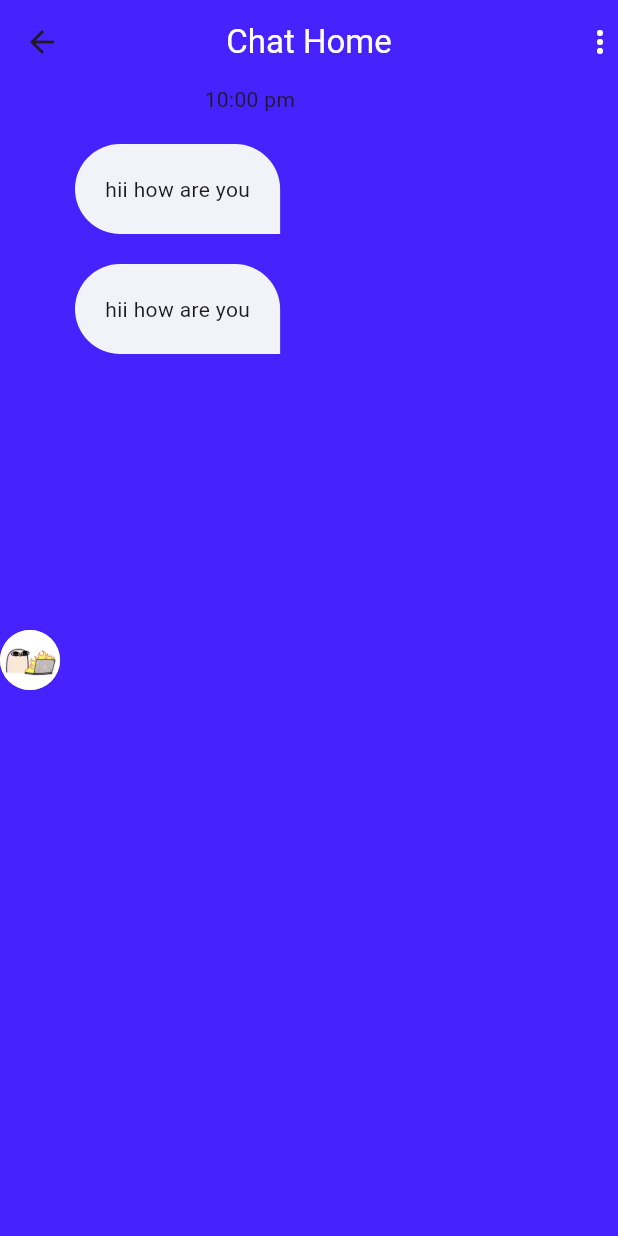
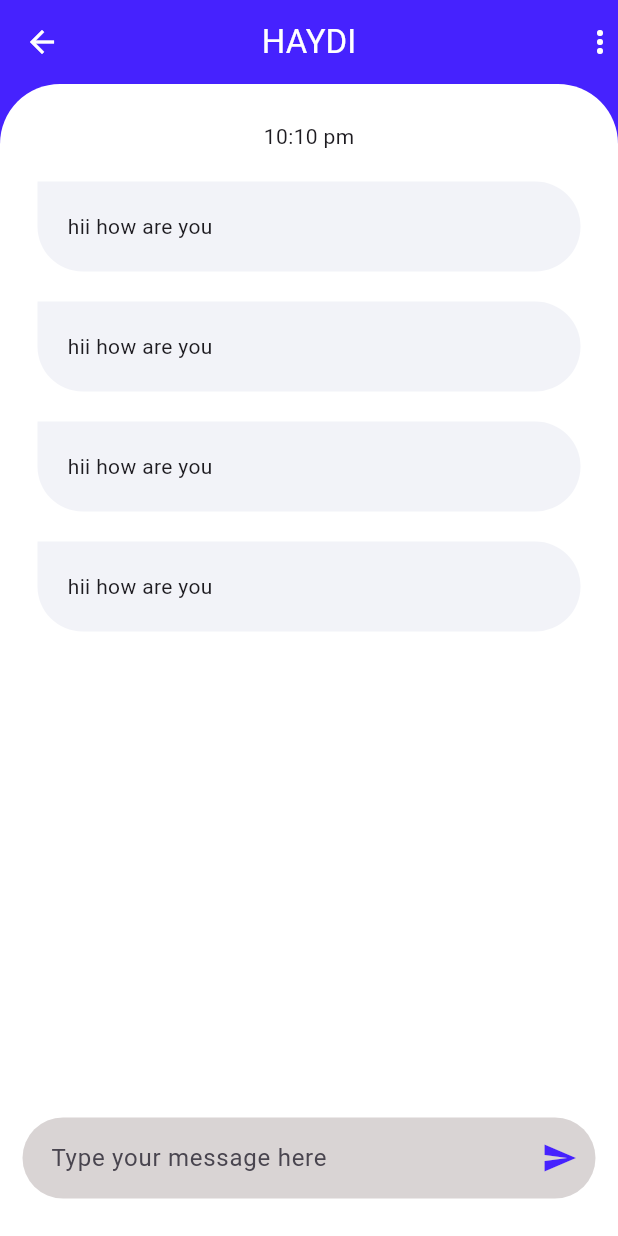
Before and after one commit to haydiiii/Chat_app_, a Flutter app: the ChatHome screen opened directly, on a phone screen of 412 x 824 dp. Run offline on Flutter 3.47's test engine with Material 3 defaults, Android fonts, the phone set to English and light mode, and no system bars.

Commit message:
another commit

```diff
--- a/chat_app/lib/Widgets/box_input_msg.dart
+++ /dev/null
@@ -1,33 +0,0 @@
-import 'package:flutter/material.dart';
-
-class MessageInputBox extends StatefulWidget {
-  @override
-  _MessageInputBoxState createState() => _MessageInputBoxState();
-}
-
-class _MessageInputBoxState extends State<MessageInputBox> {
-  @override
-  Widget build(BuildContext context) {
-    return Container(
-      padding: EdgeInsets.all(16.0),
-      child: Row(
-        children: [
-          Expanded(
-            child: TextField(
-              decoration: InputDecoration(
-                hintText: 'Type your message...',
-                border: OutlineInputBorder(),
-              ),
-            ),
-          ),
-          SizedBox(width: 16.0),
-          IconButton(
-            icon: Icon(Icons.send),
-            onPressed: () {
-            },
-          ),
-        ],
-      ),
-    );
-  }
-}
--- /dev/null
+++ b/chat_app/lib/Widgets/message_box.dart
@@ -0,0 +1,25 @@
+import 'package:chat_app/colors.dart';
+import 'package:flutter/material.dart';
+
+class MessageBox extends StatelessWidget {
+  const MessageBox({
+    super.key, required this.message,
+  });
+  final String message;
+
+  @override
+  Widget build(BuildContext context) {
+    return Container(
+      //alignment: Alignment.centerLeft,
+      margin: const EdgeInsets.only(left: 10, right: 10, top: 20),
+      padding: const EdgeInsets.all(20),
+      decoration: const BoxDecoration(
+          color: AppColor.secondry,
+          borderRadius: BorderRadius.only(
+              bottomLeft: Radius.circular(30),
+              bottomRight: Radius.circular(30),
+              topRight: Radius.circular(30))),
+      child: const Text('hii how are you'),
+    );
+  }
+}
--- a/chat_app/lib/chat/chat_home.dart
+++ b/chat_app/lib/chat/chat_home.dart
@@ -1,6 +1,11 @@
-import 'package:chat_app/Widgets/box_input_msg.dart';
+import 'dart:ui';
+
+import 'package:chat_app/Widgets/message_box.dart';
 import 'package:chat_app/colors.dart';
+import 'package:flutter/cupertino.dart';
 import 'package:flutter/material.dart';
+import 'package:flutter/painting.dart';
+import 'package:flutter/rendering.dart';
 import 'package:flutter/widgets.dart';
 
 class ChatHome extends StatefulWidget {
@@ -11,6 +16,13 @@ class ChatHome extends StatefulWidget {
 }
 
 class _ChatHomeState extends State<ChatHome> {
+  final List<String> messages = [
+    "Message 1",
+    "Message 2",
+    "Message 3",
+    "Message 4",
+  ];
+
   @override
   Widget build(BuildContext context) {
     return Scaffold(
@@ -24,48 +36,66 @@ class _ChatHomeState extends State<ChatHome> {
           )
         ],
         title: Text(
-          'Chat Home',
+          'HAYDI',
           style: TextStyle(color: AppColor.white),
         ),
         centerTitle: true,
       ),
-      body: Row(
+      body: Container(
+        padding: const EdgeInsets.symmetric(vertical: 10),
+        decoration: BoxDecoration(
+          color: AppColor.white,
+          borderRadius: const BorderRadius.only(
+            topLeft: Radius.circular(40),
+            topRight: Radius.circular(40),
+          ),
+        ),
+        child: Padding(
+          padding: const EdgeInsets.all(15),
+          child: Column(
             mainAxisAlignment: MainAxisAlignment.start,
             children: [
-          CircleAvatar(
-            backgroundImage: AssetImage('assets/3.jpg'),
+              const Text('10:10 pm'),
+              Expanded(
+                child: ListView.builder(
+                  itemCount: messages.length,
+                  itemBuilder: (context, index) {
+                    return MessageBox(message: messages[index]);
+                  },
                 ),
-          Center(
-            child:
-                Column(crossAxisAlignment: CrossAxisAlignment.end, children: [
-              Text(
-                '10:00 pm',
               ),
-              Container(
-                margin: EdgeInsets.only(left: 10, right: 10, top: 20),
-                padding: EdgeInsets.all(20),
-                decoration: BoxDecoration(
-                    color: AppColor.secondry,
-                    borderRadius: BorderRadius.only(
-                        topLeft: Radius.circular(30),
-                        topRight: Radius.circular(30),
-                        bottomLeft: Radius.circular(30))),
-                child: Text('hii how are you'),
+              const Spacer(),
+              Row(
+                children: [
+                  Expanded(
+                    child: TextField(
+                      maxLines: 7,
+                      minLines: 1,
+                      textAlign: TextAlign.start,
+                      decoration: InputDecoration(
+                        suffixIcon: IconButton(
+                          onPressed: () {},
+                          icon: const Icon(
+                            Icons.send,
+                            color: AppColor.primary,
                           ),
-              Container(
-                margin: EdgeInsets.only(left: 10, right: 10, top: 20),
-                padding: EdgeInsets.all(20),
-                decoration: BoxDecoration(
-                    color: AppColor.secondry,
-                    borderRadius: BorderRadius.only(
-                        topLeft: Radius.circular(30),
-                        topRight: Radius.circular(30),
-                        bottomLeft: Radius.circular(30))),
-                child: Text('hii how are you'),
                         ),
-            ]),
+                        contentPadding: const EdgeInsets.symmetric(
+                            vertical: 15, horizontal: 15),
+                        border: OutlineInputBorder(
+                            borderSide: BorderSide.none,
+                            borderRadius: BorderRadius.circular(30)),
+                        fillColor: const Color.fromARGB(255, 217, 212, 212),
+                        filled: true,
+                        hintText: 'Type your message here',
+                      ),
+                    ),
+                  ),
+                ],
               )
             ],
+          ),
+        ),
       ),
     );
   }
--- a/chat_app/lib/main.dart
+++ b/chat_app/lib/main.dart
@@ -1,4 +1,4 @@
-import 'package:chat_app/chat/chat_home.dart';
+import 'package:chat_app/chat/chat_view.dart';
 import 'package:flutter/material.dart';
 
 void main() {
@@ -10,6 +10,12 @@ class MainApp extends StatelessWidget {
 
   @override
   Widget build(BuildContext context) {
-    return MaterialApp(debugShowCheckedModeBanner: false, home: ChatHome());
+    return MaterialApp(
+        theme: ThemeData(
+            appBarTheme: const AppBarTheme(
+          iconTheme: IconThemeData(color: Colors.white),
+        )),
+        debugShowCheckedModeBanner: false,
+        home: const ChatView());
   }
 }
```
Lines whose indentation alone changed are shown as unchanged.
